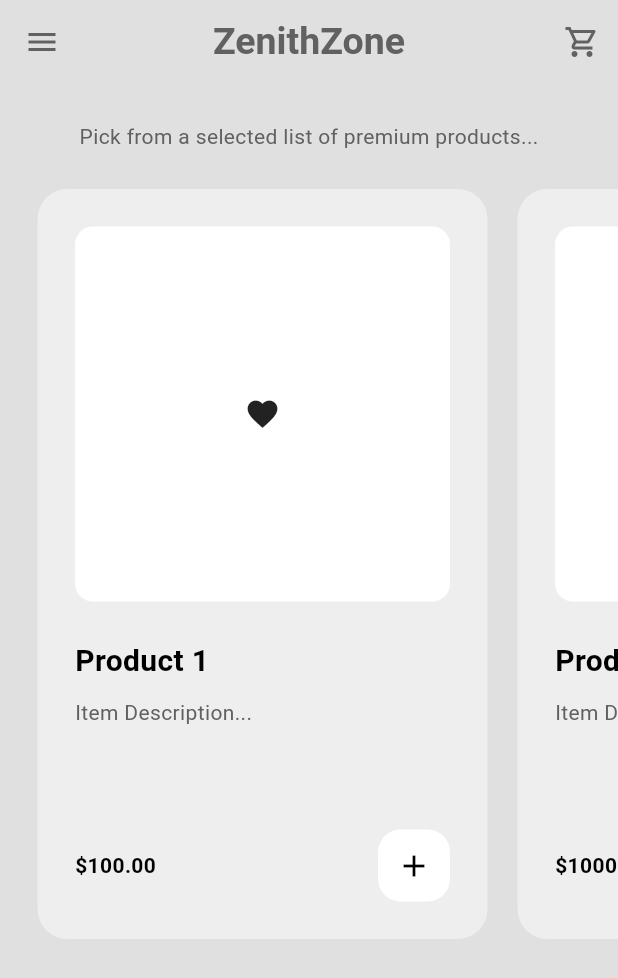
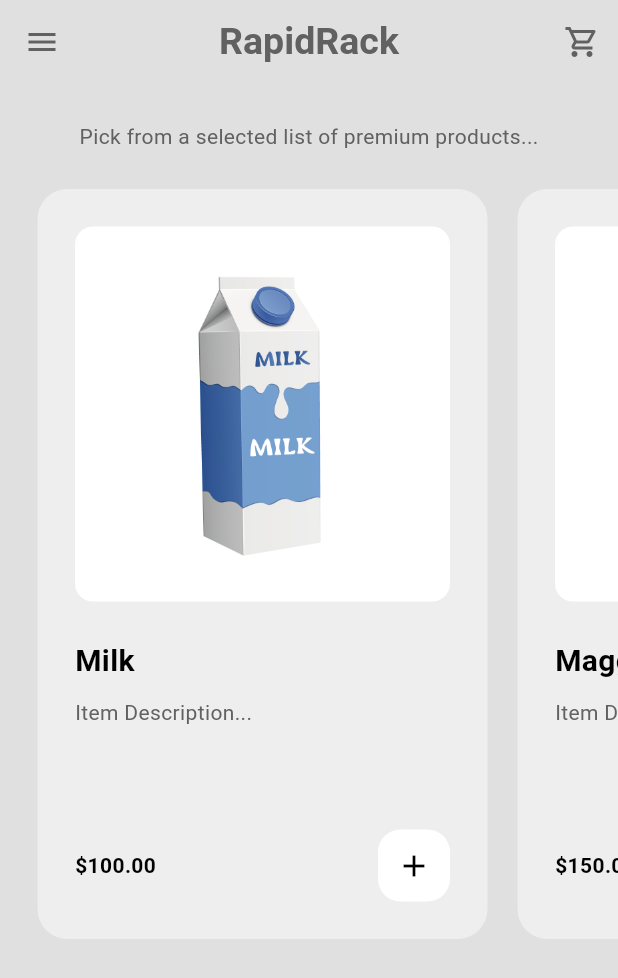
Before and after one commit to ashif-2005/E-Commers-Application, a Flutter app: the Shop_Page screen opened by its route, on a phone screen of 412 x 824 dp. Shown: the top 978 px of the screen. Run offline on Flutter 3.47's test engine with Material 3 defaults, Android fonts, the phone set to English and light mode, and no system bars.

Commit message:
added gatewayPage

```diff
--- a/lib/components/product_card.dart
+++ b/lib/components/product_card.dart
@@ -55,7 +55,7 @@ class Product_card extends StatelessWidget {
               ),
               width: double.infinity,
               padding: EdgeInsets.all(25),
-              child: Icon(Icons.favorite)
+              child: Image.asset(p.address)
             ),
           ),
 
--- a/lib/models/product.dart
+++ b/lib/models/product.dart
@@ -2,10 +2,12 @@ class product {
   final String name;
   final double price;
   final String description;
+  final String address;
 
   product({
     required this.name,
     required this.price,
     required this.description,
+    required this.address,
   });
 }
--- a/lib/models/shop.dart
+++ b/lib/models/shop.dart
@@ -4,24 +4,28 @@ import 'package:flutter/material.dart';
 class shop extends ChangeNotifier{
   List<product> _shop = [
     product(
-      name: "Product 1",
-      price: 99.9999,
-      description: "Item Description..."
+      name: "Milk",
+      price: 100,
+      description: "Item Description...",
+      address: "asstes/Milk.png"
     ),
     product(
-      name: "Product 2",
-      price: 999.9999,
-      description: "Item Description..."
+      name: "Maggie",
+      price: 150,
+      description: "Item Description...",
+      address: "asstes/maggie.png"
     ),
     product(
-      name: "Product 3",
-      price: 9999.9999,
-      description: "Item Description..."
+      name: "Oreo",
+      price: 500,
+      description: "Item Description...",
+      address: "asstes/oreo.png"
     ),
     product(
-      name: "Product 4",
-      price: 99999.9900,
-      description: "Item Description..."
+      name: "Pringles",
+      price: 1500,
+      description: "Item Description...",
+      address: "asstes/Pringles.png"
     )
   ];
 
--- a/lib/pages/Intropage.dart
+++ b/lib/pages/Intropage.dart
@@ -23,7 +23,7 @@ class _IntopageState extends State<Intopage> {
               ),
               SizedBox(height: 25,),
             Text(
-              "ZenithZone",
+              "RapidRack",
               style: TextStyle(
                 fontWeight: FontWeight.bold,
                 fontSize: 35,
@@ -31,7 +31,7 @@ class _IntopageState extends State<Intopage> {
             ),
             SizedBox(height: 10,),
             Text(
-              "Premium Quality Product",
+              "Shop At The Speed Of Thought.",
               style: TextStyle(
                 color: Theme.of(context).colorScheme.inversePrimary,
                 fontSize: 15,
--- a/lib/pages/cart_page.dart
+++ b/lib/pages/cart_page.dart
@@ -50,6 +50,7 @@ class Cart_Page extends StatelessWidget {
               itemBuilder: (context, index){
                 final item = cart[index];
                 return ListTile(
+                  leading: Image.asset(item.address),
                   title: Text(item.name),
                   subtitle: Text(item.price.toStringAsFixed(2)),
                   trailing: IconButton(
--- a/lib/pages/gateway.dart
+++ b/lib/pages/gateway.dart
@@ -22,7 +22,7 @@ class GateWay extends StatelessWidget {
         backgroundColor: Colors.transparent,
         elevation: 0,
         foregroundColor: Colors.black,
-        title: Text(
+        title:const Text(
           "Payment Gateway",
           style: TextStyle(
             fontWeight: FontWeight.bold
@@ -54,7 +54,7 @@ class GateWay extends StatelessWidget {
                         ),
                         SizedBox(width: 10,),
                         Text(
-                          "UPI (Unified Payment Interface)",
+                          "UPI (Unified Payment \nInterface)",
                           style: TextStyle(
                             fontSize: 20,
                             color: Theme.of(context).colorScheme.inversePrimary,
--- a/lib/pages/shop_page.dart
+++ b/lib/pages/shop_page.dart
@@ -18,7 +18,7 @@ class Shop_Page extends StatelessWidget {
         elevation: 0,
         foregroundColor: Theme.of(context).colorScheme.inversePrimary,
         title: Text(
-          'ZenithZone',
+          'RapidRack',
           style: TextStyle(
             fontWeight: FontWeight.bold,
             fontSize: 25,
--- a/pubspec.yaml
+++ b/pubspec.yaml
@@ -60,8 +60,8 @@ flutter:
   uses-material-design: true
 
   # To add assets to your application, add an assets section, like this:
-  # assets:
-  #   - images/a_dot_burr.jpeg
+  assets:
+    - asstes/
   #   - images/a_dot_ham.jpeg
 
   # An image asset can refer to one or more resolution-specific "variants", see
```
Also changed, not shown: asstes/Milk.png (added), asstes/Pringles.png (added), asstes/maggie.png (added), asstes/oreo.png (added), pubspec.lock.
